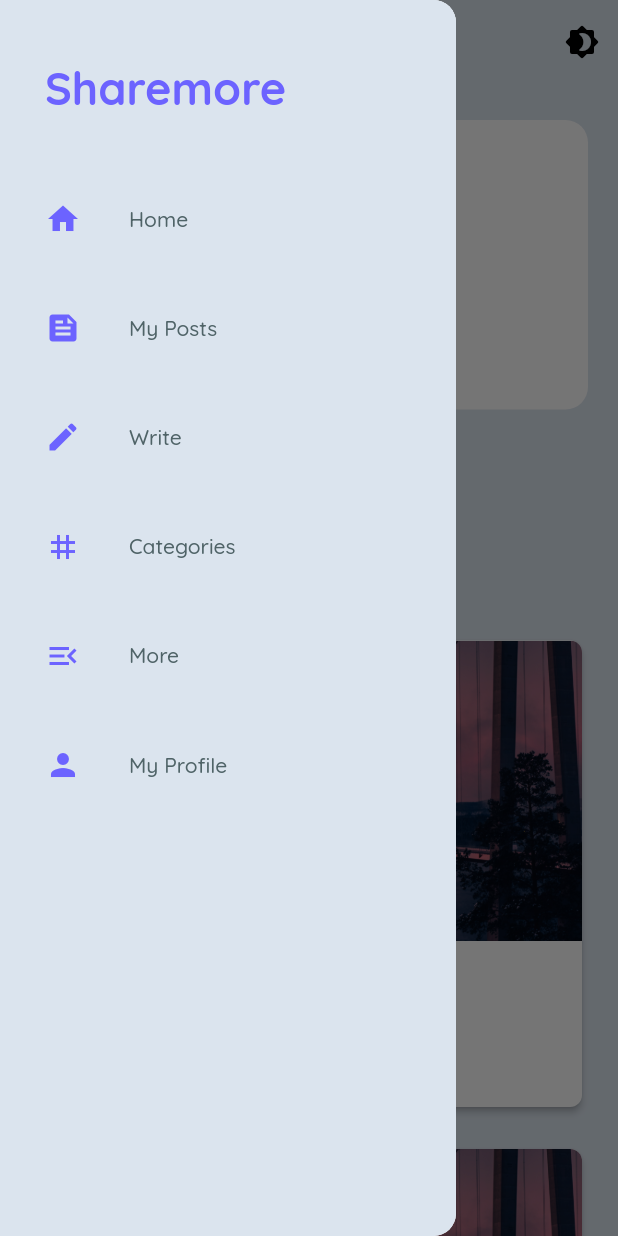
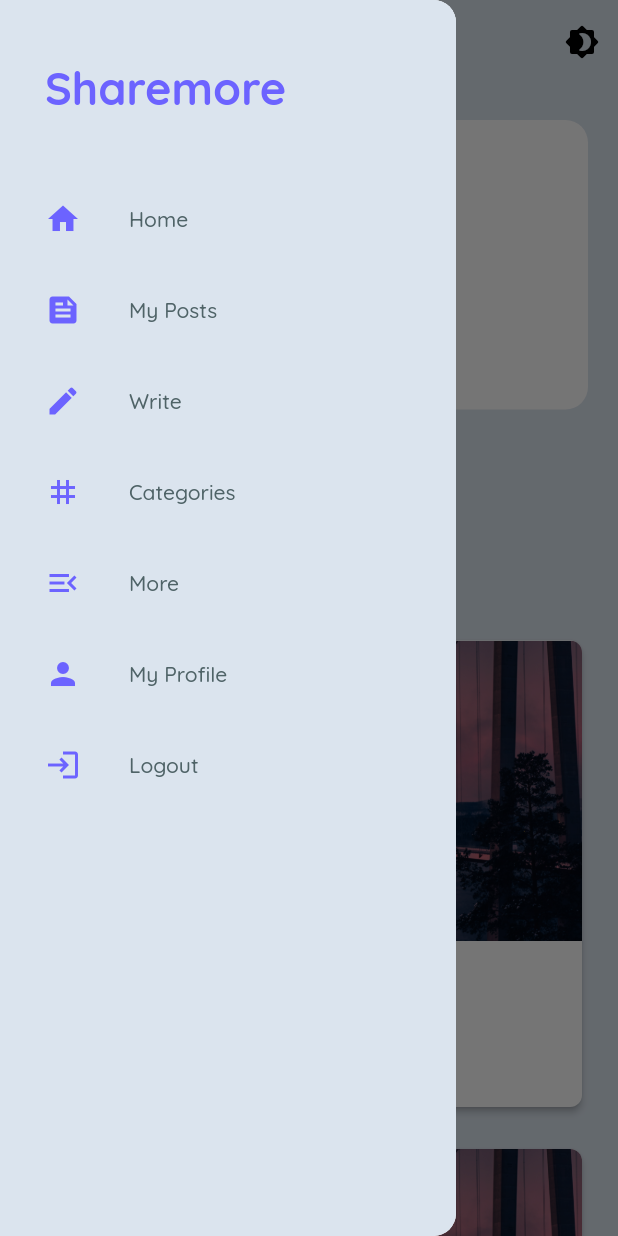
Before and after one commit to gbibek34/sharemore_flutter, a Flutter app: the screen it shows after launch, with the side drawer open, on a phone screen of 412 x 824 dp. Run offline on Flutter 3.47's test engine with Material 2 defaults, Android fonts, the phone set to English and light mode, and no system bars.

Commit message:
Profile Design Completed

```diff
--- a/lib/utilities/themes.dart
+++ b/lib/utilities/themes.dart
@@ -23,17 +23,18 @@ class CustomTheme with ChangeNotifier {
         backgroundColor: primaryColor,
         foregroundColor: backgroundColor,
       ),
-      outlinedButtonTheme: OutlinedButtonThemeData(
+      textButtonTheme: TextButtonThemeData(
         style: ButtonStyle(
           padding: MaterialStateProperty.all<EdgeInsetsGeometry>(
             EdgeInsets.symmetric(horizontal: 10, vertical: 10),
           ),
-          backgroundColor: MaterialStateProperty.all<Color>(backgroundColor),
-          foregroundColor: MaterialStateProperty.all<Color>(primaryColor),
+          backgroundColor: MaterialStateProperty.all<Color>(primaryColor),
+          foregroundColor: MaterialStateProperty.all<Color>(backgroundColor),
         ),
       ),
       textTheme: TextTheme(
         headline4: TextStyle(color: textColor),
+        headline5: TextStyle(color: textColor, fontWeight: FontWeight.bold),
         headline6: TextStyle(color: textColor),
         bodyText1: TextStyle(
             color: textColor,
--- a/lib/widgets/sidebar.dart
+++ b/lib/widgets/sidebar.dart
@@ -73,6 +73,11 @@ class Sidebar extends StatelessWidget {
                             icon: Icons.person,
                             onClicked: () => selectedItem(context, 5),
                           ),
+                          menuItems(
+                            text: "Logout",
+                            icon: Icons.login_outlined,
+                            onClicked: () => selectedItem(context, 5),
+                          ),
                         ],
                       ),
                     ),
```
Also changed, not shown: lib/screens/profile.dart (+78 -2 lines).
